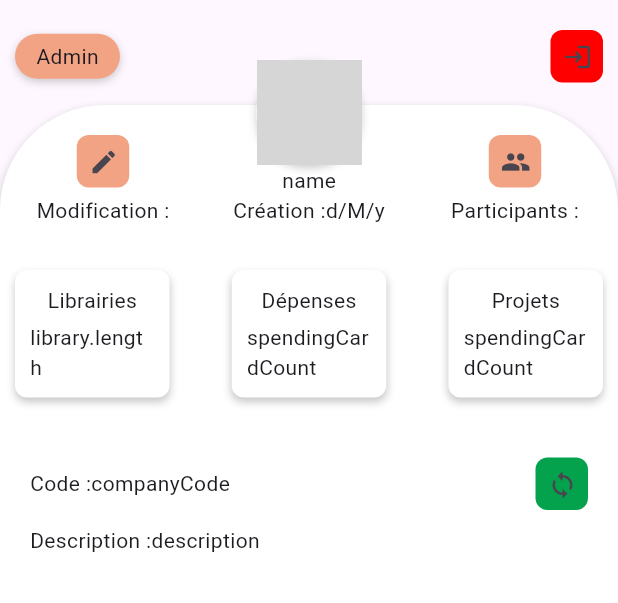
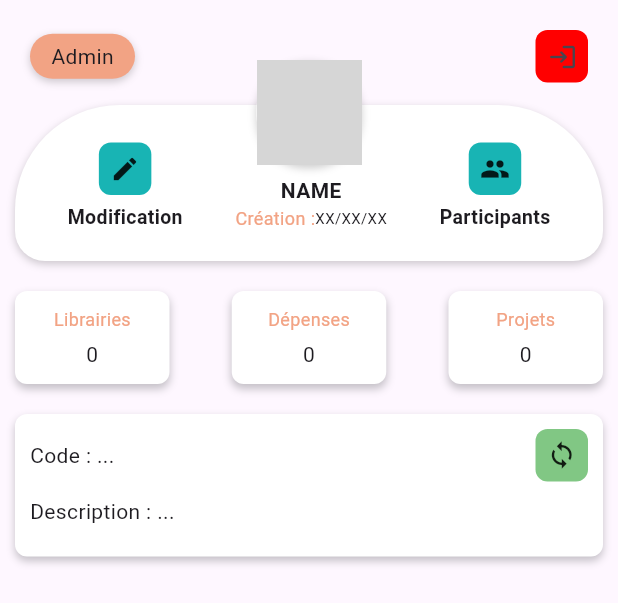
Before and after one commit to YanisVroland/Mobile_MyTechLib, a Flutter app: the ViewCompany widget shown alone on an empty page, opened directly, on a phone screen of 412 x 824 dp. Shown: the top 603 px of the screen. Run offline on Flutter 3.47's test engine with Material 3 defaults, Android fonts, the phone set to English and light mode, and no system bars; drawn by our look-alikes of auto_size_text; our stand-ins replace flutter_screenutil, lottie, shared_preferences, smooth_page_indicator; accounts and stored records are empty; network calls fail; grey boxes are pictures that could not be loaded.

Commit message:
Up view company style

```diff
--- a/lib/views/navigator/company_screen.dart
+++ b/lib/views/navigator/company_screen.dart
@@ -17,7 +17,7 @@ class _CompanyWidgetState extends State<CompanyWidget> with TickerProviderStateM
   final scaffoldKey = GlobalKey<ScaffoldState>();
 
   //TODO TMP
-  bool hasCompany = false;
+  bool hasCompany = true;
 
   @override
   void initState() {
@@ -37,8 +37,9 @@ class _CompanyWidgetState extends State<CompanyWidget> with TickerProviderStateM
           },
           backgroundColor: AppTheme.of(context).primary,
           elevation: 8.0,
-          child: const Icon(
+          child:  Icon(
             Icons.post_add_rounded,
+            color: AppTheme.of(context).background,
             size: 32.0,
           ),
         ),
--- a/lib/views/navigator/widget/view_company_widget.dart
+++ b/lib/views/navigator/widget/view_company_widget.dart
@@ -1,5 +1,4 @@
 import 'package:auto_size_text/auto_size_text.dart';
-import 'package:flutter/cupertino.dart';
 import 'package:flutter/material.dart';
 
 import '../../../../app/routes/router.dart';
@@ -19,17 +18,18 @@ class _ViewCompanyState extends State<ViewCompany> {
 
   @override
   Widget build(BuildContext context) {
-    return Column(
-      mainAxisSize: MainAxisSize.max,
-      children: [
-        Expanded(
-          child: Padding(
-              padding: const EdgeInsetsDirectional.fromSTEB(0.0, 20.0, 0.0, 0.0),
+    return Padding(
+        padding: const EdgeInsetsDirectional.fromSTEB(10.0, 20.0, 10.0, 0.0),
         child: Stack(
           children: [
             Padding(
               padding: const EdgeInsetsDirectional.fromSTEB(0.0, 50.0, 0.0, 0.0),
-                    child: Container(
+              child: Column(
+                mainAxisSize: MainAxisSize.max,
+                mainAxisAlignment: MainAxisAlignment.start,
+                crossAxisAlignment: CrossAxisAlignment.center,
+                children: [
+                  Container(
                       decoration: BoxDecoration(
                         color: AppTheme.of(context).secondaryBackground,
                         boxShadow: const [
@@ -40,125 +40,110 @@ class _ViewCompanyState extends State<ViewCompany> {
                           )
                         ],
                         borderRadius: const BorderRadius.only(
-                          bottomLeft: Radius.circular(0.0),
-                          bottomRight: Radius.circular(0.0),
+                          bottomLeft: Radius.circular(20.0),
+                          bottomRight: Radius.circular(20.0),
                           topLeft: Radius.circular(70.0),
                           topRight: Radius.circular(70.0),
                         ),
                       ),
-                      child: Column(
-                        mainAxisSize: MainAxisSize.max,
-                        mainAxisAlignment: MainAxisAlignment.start,
-                        crossAxisAlignment: CrossAxisAlignment.center,
-                        children: [
-                          Row(
+                      child: Padding(
+                          padding: const EdgeInsetsDirectional.fromSTEB(0.0, 25.0, 0.0, 20.0),
+                          child: Row(
                             mainAxisSize: MainAxisSize.max,
                             mainAxisAlignment: MainAxisAlignment.spaceEvenly,
+                            crossAxisAlignment: CrossAxisAlignment.end,
                             children: [
-                              Expanded(
-                                child: Padding(
-                                  padding:
-                                      const EdgeInsetsDirectional.fromSTEB(0.0, 20.0, 0.0, 0.0),
-                                  child: Column(
-                                    mainAxisSize: MainAxisSize.min,
-                                    mainAxisAlignment: MainAxisAlignment.end,
+                              Column(
                                 children: [
-                                      Container(
+                                  InkWell(
+                                      onTap: () {
+                                        Navigator.pushNamed(context, AppRouter.COMPANY_EDIT);
+                                      },
+                                      child: Container(
                                         width: 35.0,
                                         height: 35.0,
                                         decoration: BoxDecoration(
-                                          color: AppTheme.of(context).secondary,
+                                          color: AppTheme.of(context).primary,
                                           borderRadius: BorderRadius.circular(8.0),
                                         ),
-                                        child: IconCustom(
-                                          borderColor: Colors.transparent,
-                                          borderRadius: 30.0,
-                                          buttonSize: 45.0,
-                                          icon: Icon(
+                                        child: const Icon(
                                           Icons.edit,
                                           size: 20.0,
                                         ),
-                                          onPressed: () async {
-                                            Navigator.pushNamed(context, AppRouter.COMPANY_EDIT);
-                                          },
-                                        ),
-                                      ),
+                                      )),
                                   const Padding(
                                     padding: EdgeInsetsDirectional.fromSTEB(0.0, 5.0, 0.0, 0.0),
                                     child: Text(
-                                          "Modification :",
+                                      "Modification",
+                                      style: TextStyle(
+                                        fontSize: 13.0,
+                                        fontWeight: FontWeight.bold,
+                                      ),
                                     ),
                                   ),
                                 ],
                               ),
-                                ),
-                              ),
-                              const Expanded(
-                                child: Column(
-                                  mainAxisSize: MainAxisSize.min,
-                                  mainAxisAlignment: MainAxisAlignment.start,
+                              Column(
                                 children: [
-                                    Padding(
-                                      padding: EdgeInsetsDirectional.fromSTEB(0.0, 40.0, 0.0, 0.0),
-                                      child: Text(
-                                        "name",
+                                  Text(
+                                    "name".toUpperCase(),
+                                    style: const TextStyle(
+                                      fontWeight: FontWeight.bold,
                                     ),
                                   ),
                                   Row(
-                                      mainAxisSize: MainAxisSize.max,
-                                      mainAxisAlignment: MainAxisAlignment.center,
                                     children: [
                                       Text(
                                         "Création :",
+                                        style: TextStyle(
+                                          color: AppTheme.of(context).secondary,
+                                          fontSize: 12.0,
                                         ),
-                                        Text(
-                                          'd/M/y',
+                                      ),
+                                      const Text(
+                                        'XX/XX/XX',
+                                        style: TextStyle(
+                                          fontSize: 10.0,
+                                        ),
                                       ),
                                     ],
                                   ),
                                 ],
                               ),
-                              ),
-                              Expanded(
-                                child: Padding(
-                                  padding:
-                                      const EdgeInsetsDirectional.fromSTEB(0.0, 20.0, 0.0, 0.0),
-                                  child: Column(
-                                    mainAxisSize: MainAxisSize.min,
+                              Column(
                                 children: [
-                                      Container(
+                                  InkWell(
+                                      onTap: () {
+                                        Navigator.pushNamed(context, AppRouter.COMPANY_LIST_POEPLE);
+                                      },
+                                      child: Container(
                                         width: 35.0,
                                         height: 35.0,
                                         decoration: BoxDecoration(
-                                          color: AppTheme.of(context).secondary,
+                                          color: AppTheme.of(context).primary,
                                           borderRadius: BorderRadius.circular(8.0),
                                         ),
-                                        child: IconCustom(
-                                          borderColor: Colors.transparent,
-                                          borderRadius: 30.0,
-                                          buttonSize: 45.0,
-                                          icon: Icon(
+                                        child: const Icon(
                                           Icons.people,
                                           size: 20.0,
                                         ),
-                                          onPressed: () async {
-                                            Navigator.pushNamed(
-                                                context, AppRouter.COMPANY_LIST_POEPLE);
-                                          },
-                                        ),
-                                      ),
+                                      )),
                                   const Padding(
                                     padding: EdgeInsetsDirectional.fromSTEB(0.0, 5.0, 0.0, 0.0),
-                                        child: Text("Participants :"),
-                                      ),
-                                    ],
+                                    child: Text(
+                                      "Participants",
+                                      style: TextStyle(
+                                        fontSize: 13.0,
+                                        fontWeight: FontWeight.bold,
                                       ),
                                     ),
                                   ),
                                 ],
                               ),
+                            ],
+                          ))),
                   Padding(
-                            padding: const EdgeInsetsDirectional.fromSTEB(10.0, 30.0, 10.0, 30.0),
+                    padding: const EdgeInsetsDirectional.fromSTEB(0.0, 20.0, 0.0, 20.0),
                     child: Row(
                       mainAxisSize: MainAxisSize.max,
                       mainAxisAlignment: MainAxisAlignment.spaceBetween,
@@ -176,8 +161,8 @@ class _ViewCompanyState extends State<ViewCompany> {
                             ],
                             borderRadius: BorderRadius.circular(8.0),
                           ),
-                                  child: const Padding(
-                                    padding: EdgeInsetsDirectional.fromSTEB(10.0, 10.0, 10.0, 10.0),
+                          child: Padding(
+                            padding: const EdgeInsetsDirectional.fromSTEB(10.0, 10.0, 10.0, 10.0),
                             child: Column(
                               mainAxisSize: MainAxisSize.max,
                               mainAxisAlignment: MainAxisAlignment.center,
@@ -186,12 +171,15 @@ class _ViewCompanyState extends State<ViewCompany> {
                                 Text(
                                   "Librairies",
                                   textAlign: TextAlign.start,
+                                  style: TextStyle(
+                                    color: AppTheme.of(context).secondary,
+                                    fontSize: 12.0,
                                   ),
-                                        Padding(
-                                          padding:
-                                              EdgeInsetsDirectional.fromSTEB(0.0, 5.0, 0.0, 0.0),
+                                ),
+                                const Padding(
+                                  padding: EdgeInsetsDirectional.fromSTEB(0.0, 5.0, 0.0, 0.0),
                                   child: Text(
-                                            "library.length",
+                                    "0",
                                     textAlign: TextAlign.start,
                                   ),
                                 ),
@@ -212,8 +200,8 @@ class _ViewCompanyState extends State<ViewCompany> {
                             ],
                             borderRadius: BorderRadius.circular(8.0),
                           ),
-                                  child: const Padding(
-                                    padding: EdgeInsetsDirectional.fromSTEB(10.0, 10.0, 10.0, 10.0),
+                          child: Padding(
+                            padding:const  EdgeInsetsDirectional.fromSTEB(10.0, 10.0, 10.0, 10.0),
                             child: Column(
                               mainAxisSize: MainAxisSize.max,
                               mainAxisAlignment: MainAxisAlignment.center,
@@ -222,12 +210,15 @@ class _ViewCompanyState extends State<ViewCompany> {
                                 Text(
                                   "Dépenses",
                                   textAlign: TextAlign.start,
+                                  style: TextStyle(
+                                    color: AppTheme.of(context).secondary,
+                                    fontSize: 12.0,
                                   ),
-                                        Padding(
-                                          padding:
-                                              EdgeInsetsDirectional.fromSTEB(0.0, 5.0, 0.0, 0.0),
+                                ),
+                                const Padding(
+                                  padding: EdgeInsetsDirectional.fromSTEB(0.0, 5.0, 0.0, 0.0),
                                   child: Text(
-                                            "spendingCardCount",
+                                    "0",
                                     textAlign: TextAlign.start,
                                   ),
                                 )
@@ -248,8 +239,8 @@ class _ViewCompanyState extends State<ViewCompany> {
                             ],
                             borderRadius: BorderRadius.circular(8.0),
                           ),
-                                  child: const Padding(
-                                    padding: EdgeInsetsDirectional.fromSTEB(10.0, 10.0, 10.0, 10.0),
+                          child: Padding(
+                            padding:const EdgeInsetsDirectional.fromSTEB(10.0, 10.0, 10.0, 10.0),
                             child: Column(
                               mainAxisSize: MainAxisSize.max,
                               mainAxisAlignment: MainAxisAlignment.center,
@@ -258,12 +249,15 @@ class _ViewCompanyState extends State<ViewCompany> {
                                 Text(
                                   "Projets",
                                   textAlign: TextAlign.start,
+                                  style: TextStyle(
+                                    color: AppTheme.of(context).secondary,
+                                    fontSize: 12.0,
                                   ),
-                                        Padding(
-                                          padding:
-                                              EdgeInsetsDirectional.fromSTEB(0.0, 5.0, 0.0, 0.0),
+                                ),
+                                const Padding(
+                                  padding: EdgeInsetsDirectional.fromSTEB(0.0, 5.0, 0.0, 0.0),
                                   child: Text(
-                                            "spendingCardCount",
+                                    "0",
                                     textAlign: TextAlign.start,
                                   ),
                                 ),
@@ -274,15 +268,20 @@ class _ViewCompanyState extends State<ViewCompany> {
                       ],
                     ),
                   ),
-                          Expanded(
-                            child: Padding(
-                              padding: const EdgeInsetsDirectional.fromSTEB(20.0, 10.0, 20.0, 20.0),
-                              child: Container(
+                  Container(
+                    padding: const EdgeInsetsDirectional.fromSTEB(10.0, 10.0, 10.0, 10.0),
                     decoration: BoxDecoration(
                       color: AppTheme.of(context).secondaryBackground,
+                      boxShadow: const [
+                        BoxShadow(
+                          blurRadius: 4.0,
+                          color: Color(0x3F14181B),
+                          offset: Offset(0.0, 3.0),
+                        )
+                      ],
+                      borderRadius: BorderRadius.circular(8.0),
                     ),
                     child: Column(
-                                  mainAxisSize: MainAxisSize.max,
                       children: [
                         Row(
                           mainAxisSize: MainAxisSize.max,
@@ -292,33 +291,31 @@ class _ViewCompanyState extends State<ViewCompany> {
                                 mainAxisSize: MainAxisSize.max,
                                 children: [
                                   Text(
-                                                "Code :",
+                                    "Code : ",
                                   ),
                                   SelectionArea(
                                       child: Text(
-                                                "companyCode",
+                                    "...",
                                   )),
                                 ],
                               ),
                             ),
-                                        Container(
+                            InkWell(
+                                onTap: () {
+                                  Navigator.pushNamed(context, AppRouter.COMPANY_EDIT);
+                                },
+                                child: Container(
                                   width: 35.0,
                                   height: 35.0,
                                   decoration: BoxDecoration(
-                                            color: AppTheme.of(context).success,
+                                    color: Colors.green.shade300,
                                     borderRadius: BorderRadius.circular(8.0),
                                   ),
-                                          child: IconCustom(
-                                            borderColor: Colors.transparent,
-                                            borderRadius: 30.0,
-                                            buttonSize: 46.0,
-                                            icon: Icon(
+                                  child: const Icon(
                                     Icons.loop,
                                     size: 20.0,
                                   ),
-                                            onPressed: () async {},
-                                          ),
-                                        ),
+                                )),
                           ],
                         ),
                         const Padding(
@@ -327,10 +324,10 @@ class _ViewCompanyState extends State<ViewCompany> {
                             mainAxisSize: MainAxisSize.max,
                             crossAxisAlignment: CrossAxisAlignment.start,
                             children: [
-                                          Text("Description :"),
+                              Text("Description : "),
                               Flexible(
                                 child: AutoSizeText(
-                                              "description",
+                                  "...",
                                   maxLines: 5,
                                 ),
                               ),
@@ -340,10 +337,7 @@ class _ViewCompanyState extends State<ViewCompany> {
                       ],
                     ),
                   ),
-                            ),
-                          ),
                 ],
-                      ),
               ),
             ),
             Align(
@@ -430,9 +424,6 @@ class _ViewCompanyState extends State<ViewCompany> {
               ),
             ),
           ],
-              )),
-        ),
-      ],
-    );
+        ));
   }
 }
```
Lines whose indentation alone changed are shown as unchanged.
